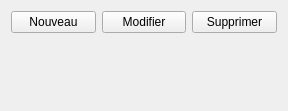
bmael/IHMProject, file src/ihm/CustomWidgets/tasklistwidget.ui: the form before one commit.
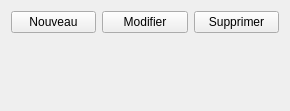
The form after the commit. Custom widgets are drawn as their Qt base class.

```diff
--- a/src/ihm/CustomWidgets/tasklistwidget.ui
+++ b/src/ihm/CustomWidgets/tasklistwidget.ui
@@ -6,10 +6,16 @@
    <rect>
     <x>0</x>
     <y>0</y>
-    <width>288</width>
+    <width>290</width>
     <height>111</height>
    </rect>
   </property>
+  <property name="minimumSize">
+   <size>
+    <width>290</width>
+    <height>0</height>
+   </size>
+  </property>
   <property name="windowTitle">
    <string>Form</string>
   </property>
```
